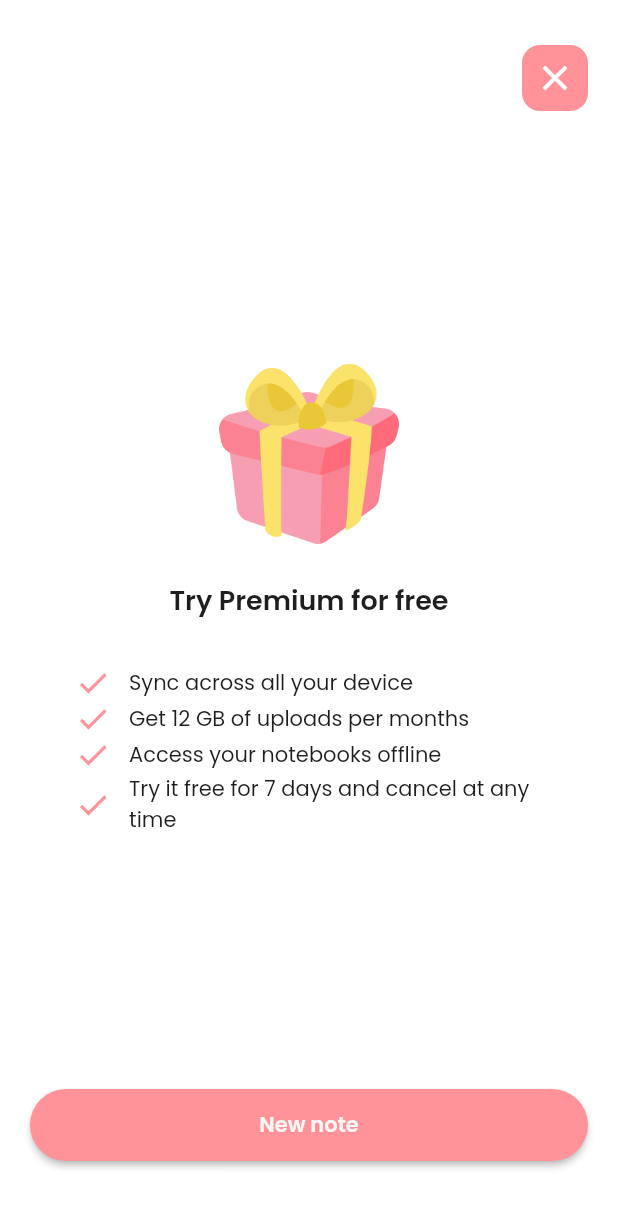
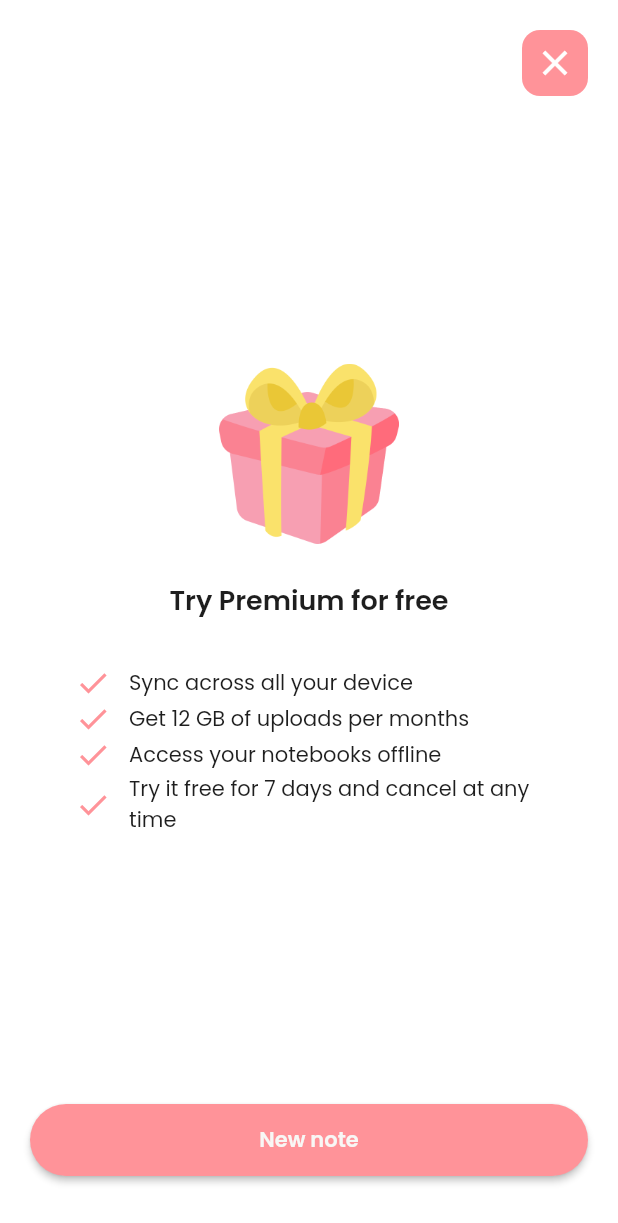
Before and after one commit to abghifareihand/flutter_test_itdigital, a Flutter app: the TodoFreePage screen opened directly, on a phone screen of 412 x 824 dp. Shown: the top 1223 px of the screen. Run offline on Flutter 3.47's test engine with Material 3 defaults, Android fonts, the phone set to English and light mode, and no system bars; our stand-ins replace flutter_bloc, flutter_svg.

Commit message:
update code

```diff
--- a/lib/presentation/login/pages/login_page.dart
+++ b/lib/presentation/login/pages/login_page.dart
@@ -27,11 +27,12 @@ class _LoginPageState extends State<LoginPage> {
       body: Form(
         key: _formKey,
         child: ListView(
+          physics: const BouncingScrollPhysics(),
           padding: const EdgeInsets.all(20),
           children: [
             // Top image
             Image.asset(
-              height: 200,
+              height: 150,
               'assets/images/logo.png',
             ),
 
--- a/lib/presentation/todo/pages/todo_free_page.dart
+++ b/lib/presentation/todo/pages/todo_free_page.dart
@@ -12,11 +12,9 @@ class TodoFreePage extends StatelessWidget {
   Widget build(BuildContext context) {
     return Scaffold(
       backgroundColor: Colors.white,
-      body: Padding(
-        padding: const EdgeInsets.symmetric(
-          vertical: 30,
-          horizontal: 20,
-        ),
+      body: SafeArea(
+        child: Padding(
+          padding: const EdgeInsets.all(20),
           child: Column(
             children: [
               // Icon close
@@ -94,6 +92,7 @@ class TodoFreePage extends StatelessWidget {
             ],
           ),
         ),
+      ),
     );
   }
 }
```
Lines whose indentation alone changed are shown as unchanged.
